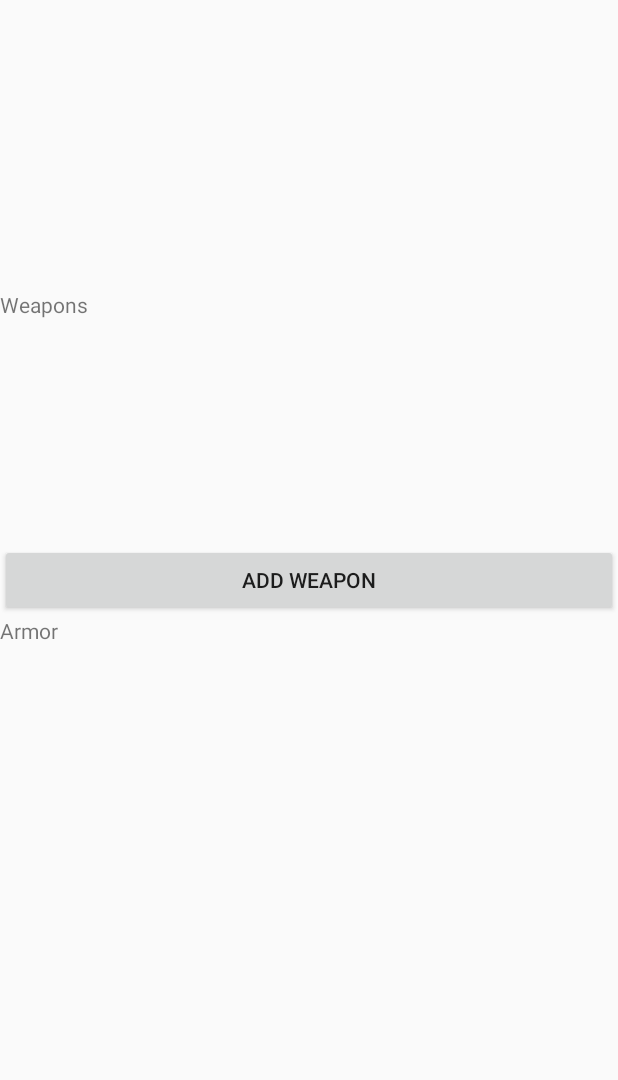
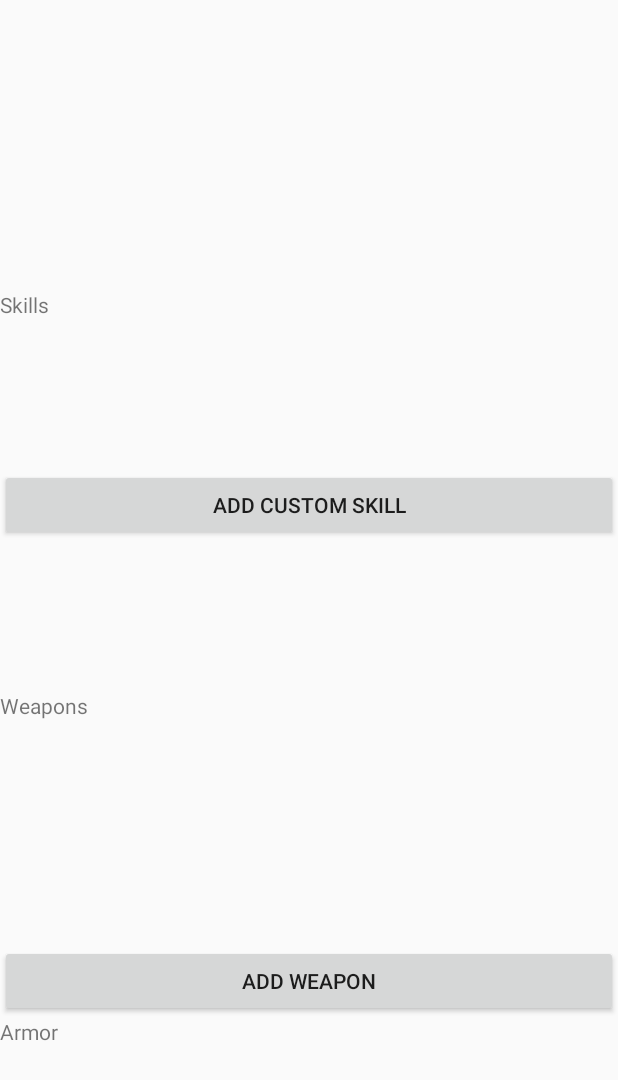
Before and after one commit to JasterBen/SWFiches, an Android app: the PersoFragment screen opened directly, with no data from a screen before it, on a phone screen of 412 x 824 dp. Shown: the top 1080 px of the screen. Run offline under Robolectric (Android 15) with nearby library versions, the phone set to English and light mode, and no system bars; 30 statements that could not run were skipped.

Commit message:
begining of skill fragment (print the skills) scrollception functionnal

```diff
--- a/app/src/main/java/com/example/hokan/swfiches/activities/PlayerActivity.java
+++ b/app/src/main/java/com/example/hokan/swfiches/activities/PlayerActivity.java
@@ -63,6 +63,7 @@ public class PlayerActivity extends AppCompatActivity {
             transaction.replace(R.id.perso_frag_container, persoFrag);
             transaction.replace(R.id.charac_frag_container, characFrag);
             transaction.replace(R.id.stat_frag_container, statFrag);
+            transaction.replace(R.id.skill_frag_container, skillsFrag);
             transaction.replace(R.id.weapon_frag_container, weaponFrag);
             transaction.replace(R.id.armor_frag_container, armorFrag);
             transaction.commit();
--- /dev/null
+++ b/app/src/main/java/com/example/hokan/swfiches/adapters/SkillAdapter.java
@@ -0,0 +1,87 @@
+package com.example.hokan.swfiches.adapters;
+
+import android.content.Context;
+import android.support.v7.widget.RecyclerView;
+import android.view.LayoutInflater;
+import android.view.View;
+import android.view.ViewGroup;
+import android.widget.TextView;
+
+import com.example.hokan.swfiches.R;
+import com.example.hokan.swfiches.fragments.SkillsFragment;
+import com.example.hokan.swfiches.interfaces.SkillInterface;
+import com.example.hokan.swfiches.items.Skill;
+
+import java.lang.ref.WeakReference;
+
+/**
+ * Created by Utilisateur on 22/04/2016.
+ */
+public class SkillAdapter extends RecyclerView.Adapter<SkillAdapter.ViewHolder> {
+
+    protected WeakReference<Context> ctx = new WeakReference<Context>(null);
+    protected SkillsFragment skillFragment;
+    protected SkillInterface skillInterface;
+
+
+
+    public static class ViewHolder extends RecyclerView.ViewHolder {
+
+        protected View v;
+        protected TextView nameTextView;
+        protected TextView careerTextView;
+        protected TextView rankTextView;
+
+
+        public ViewHolder(View itemView) {
+            super(itemView);
+            v = itemView;
+            nameTextView = (TextView) itemView.findViewById(R.id.cell_skill_skill_name);
+            careerTextView = (TextView) itemView.findViewById(R.id.cell_skill_is_career);
+            rankTextView = (TextView) itemView.findViewById(R.id.cell_skill_rank);
+        }
+    }
+
+
+    public SkillAdapter(Context context, SkillsFragment skillFrag, SkillInterface si) {
+        this.ctx = new WeakReference<Context>(context);
+        this.skillFragment = skillFrag;
+        this.skillInterface = si;
+    }
+
+    @Override
+    public SkillAdapter.ViewHolder onCreateViewHolder(ViewGroup parent, int viewType) {
+        View v = LayoutInflater.from(ctx.get()).inflate(R.layout.cell_skill_list, parent, false);
+        return new ViewHolder(v);
+    }
+
+    @Override
+    public void onBindViewHolder(SkillAdapter.ViewHolder holder, final int position) {
+
+        Skill skill = getItem(position);
+
+        holder.nameTextView.setText(skill.getName());
+        holder.careerTextView.setText(skill.isCareer() ? "c" : "");
+        holder.rankTextView.setText(String.valueOf(skill.getLevel()));
+
+        holder.v.setOnClickListener(new View.OnClickListener() {
+            @Override
+            public void onClick(View v) {
+                skillFragment.onItemClick(null, v, position, v.getId());
+            }
+        });
+    }
+
+
+    @Override
+    public int getItemCount() {
+        return skillInterface.getSkillCount();
+    }
+
+
+    private Skill getItem(int position) {
+        return skillInterface.getSkill(position);
+    }
+
+
+}
--- a/app/src/main/java/com/example/hokan/swfiches/fragments/PersoFragment.java
+++ b/app/src/main/java/com/example/hokan/swfiches/fragments/PersoFragment.java
@@ -198,7 +198,7 @@ public class PersoFragment extends PlayerSuperFragment implements View.OnClickLi
                 return String.format(getString(R.string.format_specie),
                         character.getSpecie() != null ? character.getSpecie().getName() : "");
             case 'c':
-                return String.format(getString(R.string.format_career),
+                return String.format(activity.getString(R.string.format_career),
                         character.getCareer() != null ? character.getCareer().getName() : "");
             case 's':
                 String res = String.format(getString(R.string.format_spezcialization),
--- a/app/src/main/java/com/example/hokan/swfiches/fragments/SkillsFragment.java
+++ b/app/src/main/java/com/example/hokan/swfiches/fragments/SkillsFragment.java
@@ -1,7 +1,115 @@
 package com.example.hokan.swfiches.fragments;
+
+import android.os.Bundle;
+import android.support.annotation.Nullable;
+import android.support.v7.widget.LinearLayoutManager;
+import android.support.v7.widget.RecyclerView;
+import android.view.LayoutInflater;
+import android.view.View;
+import android.view.ViewGroup;
+import android.widget.AdapterView;
+import android.widget.Button;
+
+import com.example.hokan.swfiches.R;
+import com.example.hokan.swfiches.adapters.SkillAdapter;
+import com.example.hokan.swfiches.interfaces.SkillInterface;
+import com.example.hokan.swfiches.items.Skill;
 
 /**
  * Created by Ben on 18/04/2016.
  */
-public class SkillsFragment extends PlayerSuperFragment {
+public class SkillsFragment extends PlayerSuperFragment implements View.OnClickListener,
+        AdapterView.OnItemClickListener, AdapterView.OnItemLongClickListener, SkillInterface {
+
+
+    private RecyclerView customSkillRecyclerView;
+
+
+
+    @Nullable
+    @Override
+    public View onCreateView(LayoutInflater inflater, ViewGroup container, Bundle savedInstanceState) {
+
+        View v = inflater.inflate(R.layout.fragment_skills, container, false);
+
+        RecyclerView skillRecyClerView = (RecyclerView) v.findViewById(R.id.skill_fragment_skills_recycler_view);
+
+        skillRecyClerView.setLayoutManager(new LinearLayoutManager(activity));
+        SkillAdapter skillAdapter = new SkillAdapter(activity, this, this);
+        skillRecyClerView.setAdapter(skillAdapter);
+
+        Button b = (Button) v.findViewById(R.id.skill_fragment_ad_custom_skill_button);
+        b.setOnClickListener(this);
+
+        customSkillRecyclerView = (RecyclerView) v.findViewById(R.id.skill_frag_custom_skill_recycler_view);
+        if (character.getCustomSkillListSize() == 0)
+            customSkillRecyclerView.setVisibility(View.GONE);
+
+
+        return v;
+    }
+
+    @Override
+    public void onClick(View v) {
+
+        if (v.getId() == R.id.skill_fragment_ad_custom_skill_button)
+        {
+
+
+
+        }
+
+    }
+
+    @Override
+    public void onItemClick(AdapterView<?> parent, View view, int position, long id) {
+
+
+
+    }
+
+    @Override
+    public boolean onItemLongClick(AdapterView<?> parent, View view, int position, long id) {
+        return false;
+    }
+
+
+
+    @Override
+    public Skill getCustomSkill(int position) {
+        return character.getCustomSkillList().get(position);
+    }
+
+    @Override
+    public void addCustomSkill(Skill skill) {
+        if (character.getCustomSkillListSize() == 0)
+            customSkillRecyclerView.setVisibility(View.VISIBLE);
+
+        character.getCustomSkillList().add(skill);
+        character.setCustomSkillListSize(character.getCustomSkillListSize() + 1);
+    }
+
+    @Override
+    public void removeCustomSkill(int position) {
+        character.getCustomSkillList().remove(position);
+        character.setCustomSkillListSize(character.getCustomSkillListSize() - 1);
+
+        if (character.getCustomSkillListSize() == 0)
+            customSkillRecyclerView.setVisibility(View.GONE);
+    }
+
+    @Override
+    public int getCustomSkillCount() {
+        return character.getCustomSkillListSize();
+    }
+
+    @Override
+    public Skill getSkill(int position) {
+        return character.getSkillList().get(position);
+    }
+
+    @Override
+    public int getSkillCount() {
+        return character.getSkillListSize();
+    }
 }
--- /dev/null
+++ b/app/src/main/java/com/example/hokan/swfiches/interfaces/SkillInterface.java
@@ -0,0 +1,22 @@
+package com.example.hokan.swfiches.interfaces;
+
+import com.example.hokan.swfiches.items.Skill;
+
+/**
+ * Created by Utilisateur on 22/04/2016.
+ */
+public interface SkillInterface {
+
+    Skill getSkill(int position);
+
+    int getSkillCount();
+
+    Skill getCustomSkill(int position);
+
+    void addCustomSkill(Skill skill);
+
+    void removeCustomSkill(int position);
+
+    int getCustomSkillCount();
+
+}
--- a/app/src/main/res/layout/activity_player.xml
+++ b/app/src/main/res/layout/activity_player.xml
@@ -1,7 +1,17 @@
 <?xml version="1.0" encoding="utf-8"?>
 <LinearLayout xmlns:android="http://schemas.android.com/apk/res/android"
     android:orientation="vertical" android:layout_width="match_parent"
-    android:layout_height="match_parent" android:isScrollContainer="true">
+    android:layout_height="match_parent">
+
+    <android.support.v4.widget.NestedScrollView
+        android:layout_width="match_parent"
+        android:layout_height="match_parent"
+        android:fillViewport="true">
+
+        <LinearLayout
+            android:layout_width="match_parent"
+            android:layout_height="match_parent"
+            android:orientation="vertical">
 
             <FrameLayout
                 android:id="@+id/perso_frag_container"
@@ -59,3 +69,8 @@
             </FrameLayout>
 
         </LinearLayout>
+
+    </android.support.v4.widget.NestedScrollView>
+
+
+</LinearLayout>
--- a/app/src/main/res/layout/fragment_skills.xml
+++ b/app/src/main/res/layout/fragment_skills.xml
@@ -3,4 +3,31 @@
     android:orientation="vertical" android:layout_width="match_parent"
     android:layout_height="match_parent">
 
+    <TextView
+        android:layout_width="match_parent"
+        android:layout_height="wrap_content"
+        android:text="@string/skill_frag_title"/>
+
+    <android.support.v7.widget.RecyclerView
+        android:id="@+id/skill_fragment_skills_recycler_view"
+        android:layout_width="match_parent"
+        android:layout_height="@dimen/skill_fragment_recycler_view_height">
+
+    </android.support.v7.widget.RecyclerView>
+
+    <Button
+        android:id="@+id/skill_fragment_ad_custom_skill_button"
+        android:layout_width="match_parent"
+        android:layout_height="wrap_content"
+        android:text="@string/add_custom_skill_button"/>
+
+    <android.support.v7.widget.RecyclerView
+        android:id="@+id/skill_frag_custom_skill_recycler_view"
+        android:layout_width="match_parent"
+        android:layout_height="@dimen/skill_fragment_recycler_view_height">
+
+    </android.support.v7.widget.RecyclerView>
+
+
+
 </LinearLayout>
--- a/app/src/main/res/layout/fragment_weapon.xml
+++ b/app/src/main/res/layout/fragment_weapon.xml
@@ -8,12 +8,14 @@
         android:layout_height="wrap_content"
         android:text="@string/weapon_frag_title"/>
 
-    <android.support.v7.widget.RecyclerView
-        android:id="@+id/weapon_frag_recycler_view"
-        android:layout_width="match_parent"
-        android:layout_height="@dimen/weapon_recycler_view_height">
 
-    </android.support.v7.widget.RecyclerView>
+     <android.support.v7.widget.RecyclerView
+         android:id="@+id/weapon_frag_recycler_view"
+         android:layout_width="match_parent"
+         android:layout_height="@dimen/weapon_recycler_view_height">
+
+     </android.support.v7.widget.RecyclerView>
+
 
     <Button
         android:id="@+id/weapon_frag_button"
--- a/app/src/main/res/values/dimens.xml
+++ b/app/src/main/res/values/dimens.xml
@@ -11,4 +11,6 @@
 
     <dimen name="weapon_recycler_view_height">150dp</dimen>
 
+    <dimen name="skill_fragment_recycler_view_height">100dp</dimen>
+
 </resources>
--- a/app/src/main/res/values/strings.xml
+++ b/app/src/main/res/values/strings.xml
@@ -69,7 +69,7 @@
 
     <!-- SkillFrag -->
     <string name="skill_frag_title">Skills</string>
-
+    <string name="add_custom_skill_button">Add custom skill</string>
 
     <!-- TreeFrag -->
     <string name="tree_frag_button">See trees</string>
```
Also changed, not shown: app/src/main/res/layout/cell_skill_list.xml (+7 -1 lines). Lines whose indentation alone changed are shown as unchanged.
